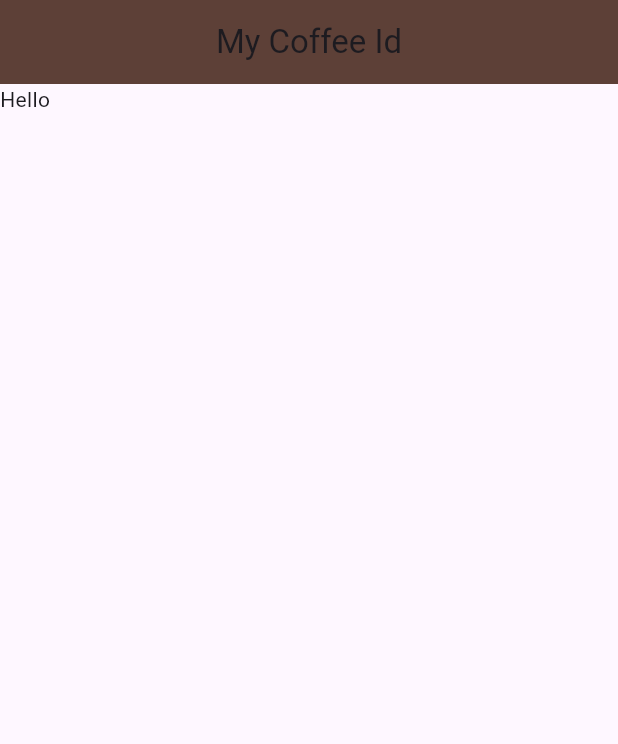
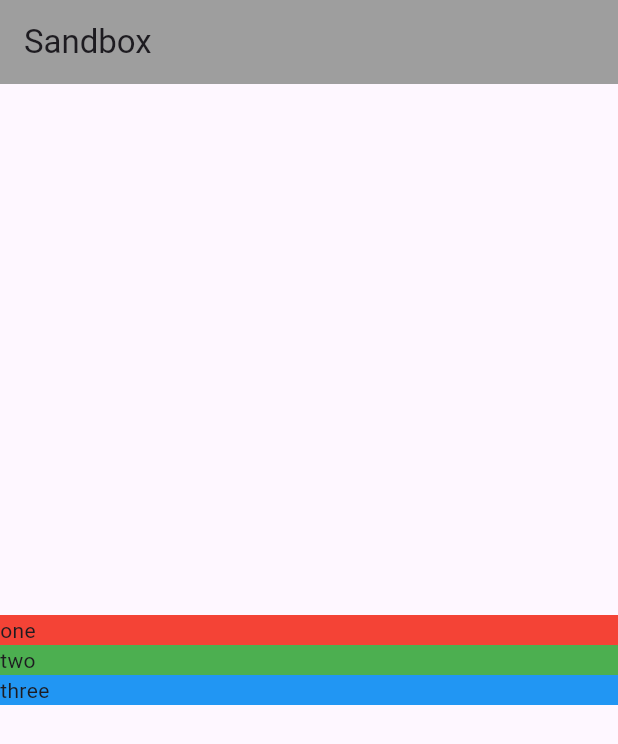
Before and after one commit to Niewiaro/coffee_card, a Flutter app: the screen it shows after launch, on a phone screen of 412 x 824 dp. Shown: the top 744 px of the screen. Run offline on Flutter 3.47's test engine with Material 3 defaults, Android fonts, the phone set to English and light mode, and no system bars.

Commit message:
chore: Sandbox Column

```diff
--- a/lib/main.dart
+++ b/lib/main.dart
@@ -3,6 +3,41 @@ import 'package:flutter/material.dart';
 
 void main() {
   runApp(const MaterialApp(
-    home: Home()
+    home: Sandbox()
   ));
 }
+
+class Sandbox extends StatelessWidget {
+  const Sandbox({super.key});
+
+  @override
+  Widget build(BuildContext context) {
+    return Scaffold(
+      appBar: AppBar(
+        title: const Text('Sandbox'),
+        backgroundColor: Colors.grey,
+      ),
+      body: Column(
+        crossAxisAlignment: CrossAxisAlignment.stretch,
+        mainAxisAlignment: MainAxisAlignment.center,
+        children: [
+          Container(
+            width: 100,
+            color: Colors.red,
+            child: const Text('one'),
+          ),
+          Container(
+            width: 200,
+            color: Colors.green,
+            child: const Text('two'),
+          ),
+          Container(
+            width: 300,
+            color: Colors.blue,
+            child: const Text('three'),
+          ),
+        ],
+      ),
+    );
+  }
+}
```
